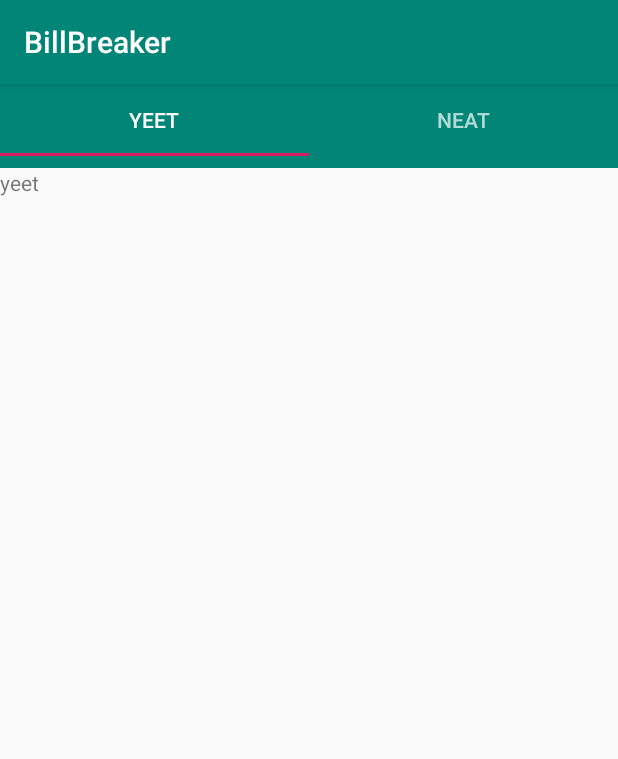
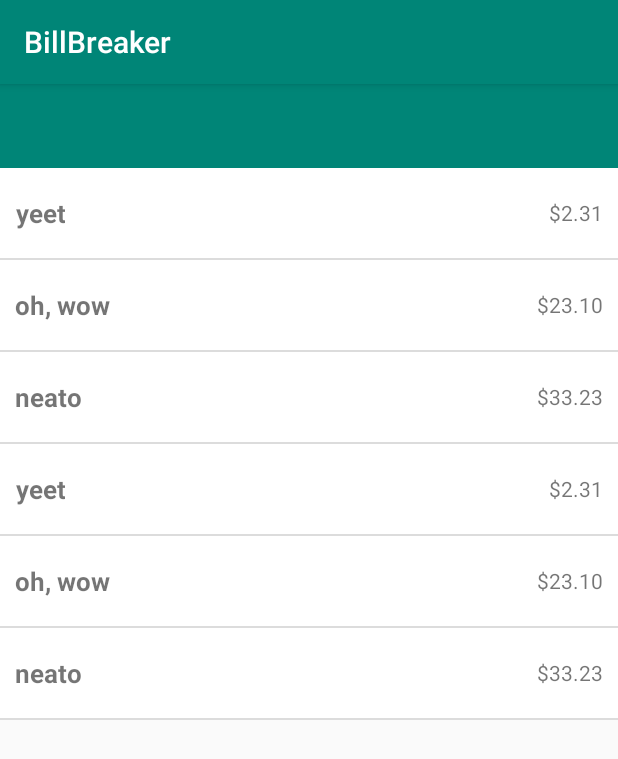
Before and after one commit to AmritHariharan/BillBreaker, an Android app: the AssignItemsActivity screen opened directly, with no data from a screen before it, on a phone screen of 412 x 824 dp. Shown: the top 759 px of the screen. Run offline under Robolectric (Android 15) with nearby library versions, the phone set to English and light mode, and no system bars.

Commit message:
populated recyclerview with demo text

```diff
--- a/app/src/main/java/com/billbreaker/AssignItemsActivity.java
+++ b/app/src/main/java/com/billbreaker/AssignItemsActivity.java
@@ -1,24 +1,57 @@
 package com.billbreaker;
 
 import androidx.appcompat.app.AppCompatActivity;
+import androidx.recyclerview.widget.DefaultItemAnimator;
+import androidx.recyclerview.widget.DividerItemDecoration;
+import androidx.recyclerview.widget.LinearLayoutManager;
+import androidx.recyclerview.widget.RecyclerView;
 import androidx.viewpager.widget.ViewPager;
 
 import android.os.Bundle;
 
 import com.google.android.material.tabs.TabLayout;
 
+import java.util.ArrayList;
+import java.util.List;
+
 public class AssignItemsActivity extends AppCompatActivity {
+
+    private List<ReceiptItem> receiptItemList = new ArrayList<>();
+    private RecyclerView recyclerView;
+    private AssignItemsAdaptor adaptor;
+    private TabLayout tabLayout;
 
     @Override
     protected void onCreate(Bundle savedInstanceState) {
         super.onCreate(savedInstanceState);
         setContentView(R.layout.activity_assign_items);
 
-        ViewPager viewPager = findViewById(R.id.pager);
-        CollectionItemPagerAdapter myPagerAdapter = new CollectionItemPagerAdapter(getSupportFragmentManager());
-        viewPager.setAdapter(myPagerAdapter);
+//        ViewPager viewPager = findViewById(R.id.pager);
+//        CollectionItemPagerAdapter myPagerAdapter = new CollectionItemPagerAdapter(getSupportFragmentManager());
+//        viewPager.setAdapter(myPagerAdapter);
 
-        TabLayout tabLayout = findViewById(R.id.tabLayout);
-        tabLayout.setupWithViewPager(viewPager);
+        tabLayout = findViewById(R.id.tabLayout);
+//        tabLayout.setupWithViewPager(viewPager);
+
+        recyclerView = findViewById(R.id.recycler_view);
+
+//        receiptItemList = intent.getParcelableArrayListExtra("receiptItems");
+        receiptItemList.add(new ReceiptItem("yeet", 2.31));
+        receiptItemList.add(new ReceiptItem("oh, wow", 23.1));
+        receiptItemList.add(new ReceiptItem("neato", 033.231));
+        receiptItemList.add(new ReceiptItem("yeet", 2.31));
+        receiptItemList.add(new ReceiptItem("oh, wow", 23.1));
+        receiptItemList.add(new ReceiptItem("neato", 033.231));
+
+        adaptor = new AssignItemsAdaptor(this, receiptItemList);
+
+        RecyclerView.LayoutManager layoutManager = new LinearLayoutManager(getApplicationContext());
+        recyclerView.setLayoutManager(layoutManager);
+
+//        recyclerView.setHasFixedSize(true);
+        recyclerView.addItemDecoration(new DividerItemDecoration(this, LinearLayoutManager.VERTICAL));
+        recyclerView.setItemAnimator(new DefaultItemAnimator());
+
+        recyclerView.setAdapter(adaptor);
     }
 }
--- /dev/null
+++ b/app/src/main/java/com/billbreaker/AssignItemsAdaptor.java
@@ -0,0 +1,55 @@
+package com.billbreaker;
+
+import android.content.Context;
+import android.view.LayoutInflater;
+import android.view.View;
+import android.view.ViewGroup;
+import android.widget.TextView;
+
+import androidx.annotation.NonNull;
+import androidx.recyclerview.widget.RecyclerView;
+
+import java.util.List;
+
+public class AssignItemsAdaptor extends RecyclerView.Adapter<AssignItemsAdaptor.AssignItemsViewHolder> {
+
+    private Context context;
+    private List<ReceiptItem> receiptItemsList;
+
+    @NonNull
+    @Override
+    public AssignItemsViewHolder onCreateViewHolder(@NonNull ViewGroup parent, int viewType) {
+        View itemView = LayoutInflater.from(parent.getContext())
+                .inflate(R.layout.assign_items_list_row, parent, false);
+
+        return new AssignItemsViewHolder(itemView);
+    }
+
+    @Override
+    public void onBindViewHolder(@NonNull AssignItemsViewHolder holder, int position) {
+        ReceiptItem receiptItem = receiptItemsList.get(position);
+        holder.name.setText(receiptItem.getName());
+        String formattedPrice = String.format("$%.2f", receiptItem.getPrice());
+        holder.price.setText(formattedPrice);
+    }
+
+    @Override
+    public int getItemCount() {
+        return receiptItemsList.size();
+    }
+
+    public static class AssignItemsViewHolder extends RecyclerView.ViewHolder {
+        public TextView name, price;
+
+        public AssignItemsViewHolder(@NonNull View view) {
+            super(view);
+            this.name = view.findViewById(R.id.name);
+            this.price = view.findViewById(R.id.price);
+        }
+    }
+
+    public AssignItemsAdaptor(Context context, List<ReceiptItem> receiptItemsList) {
+        this.context = context;
+        this.receiptItemsList = receiptItemsList;
+    }
+}
--- a/app/src/main/res/layout/activity_assign_items.xml
+++ b/app/src/main/res/layout/activity_assign_items.xml
@@ -17,9 +17,15 @@
         android:minHeight="?attr/actionBarSize"
         android:theme="@style/ThemeOverlay.AppCompat.Dark.ActionBar"/>
 
-    <androidx.viewpager.widget.ViewPager
-        android:id="@+id/pager"
+    <!--<androidx.viewpager.widget.ViewPager-->
+        <!--android:id="@+id/pager"-->
+        <!--android:layout_width="match_parent"-->
+        <!--android:layout_height="match_parent" />-->
+
+    <androidx.recyclerview.widget.RecyclerView
+        android:id="@+id/recycler_view"
         android:layout_width="match_parent"
-        android:layout_height="match_parent" />
+        android:layout_height="wrap_content"
+        android:scrollbars="vertical" />
 
 </LinearLayout>
--- /dev/null
+++ b/app/src/main/res/layout/assign_items_list_row.xml
@@ -0,0 +1,32 @@
+<?xml version="1.0" encoding="utf-8"?>
+<FrameLayout xmlns:android="http://schemas.android.com/apk/res/android"
+    android:layout_width="match_parent"
+    android:layout_height="wrap_content"
+    android:orientation="vertical">
+
+        <RelativeLayout
+            android:id="@+id/view_foreground"
+            android:layout_width="match_parent"
+            android:layout_height="wrap_content"
+            android:background="@android:color/white"
+            android:padding="@dimen/padd_10">
+
+                <TextView
+                    android:id="@+id/name"
+                    android:layout_width="wrap_content"
+                    android:layout_height="@dimen/receipt_item_height"
+                    android:maxLines="1"
+                    android:textSize="17dp"
+                    android:gravity="center"
+                    android:textStyle="bold"/>
+
+                <TextView
+                    android:id="@+id/price"
+                    android:layout_width="wrap_content"
+                    android:layout_height="@dimen/receipt_item_height"
+                    android:layout_alignParentEnd="true"
+                    android:gravity="center"/>
+
+        </RelativeLayout>
+
+</FrameLayout>
```
